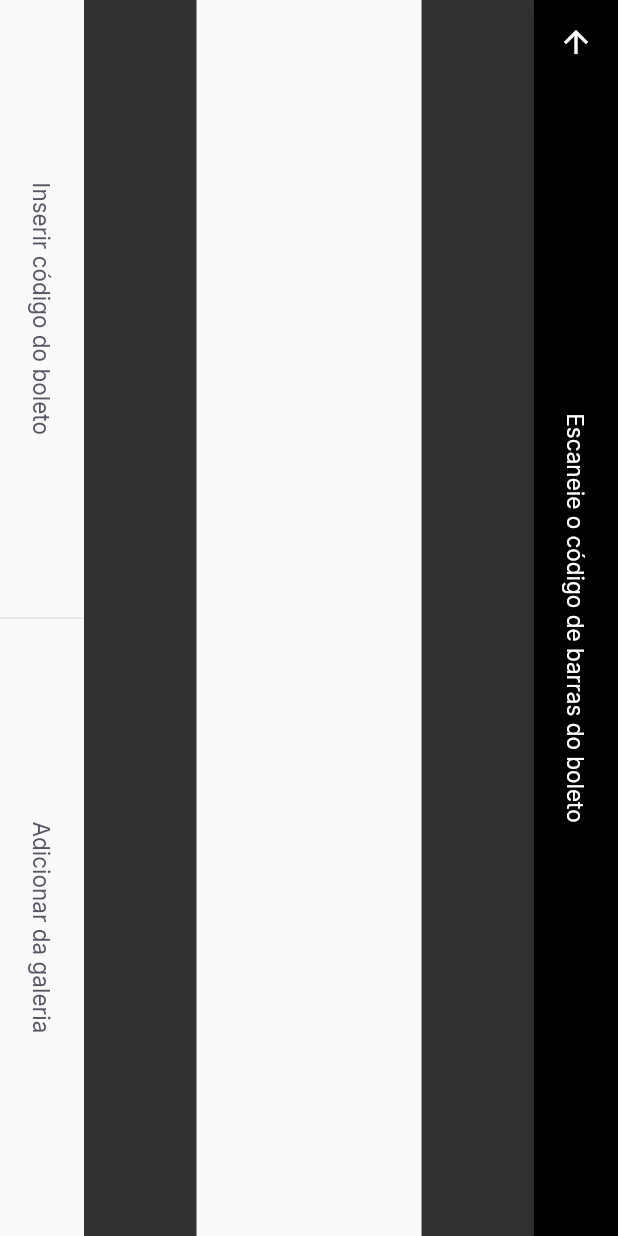
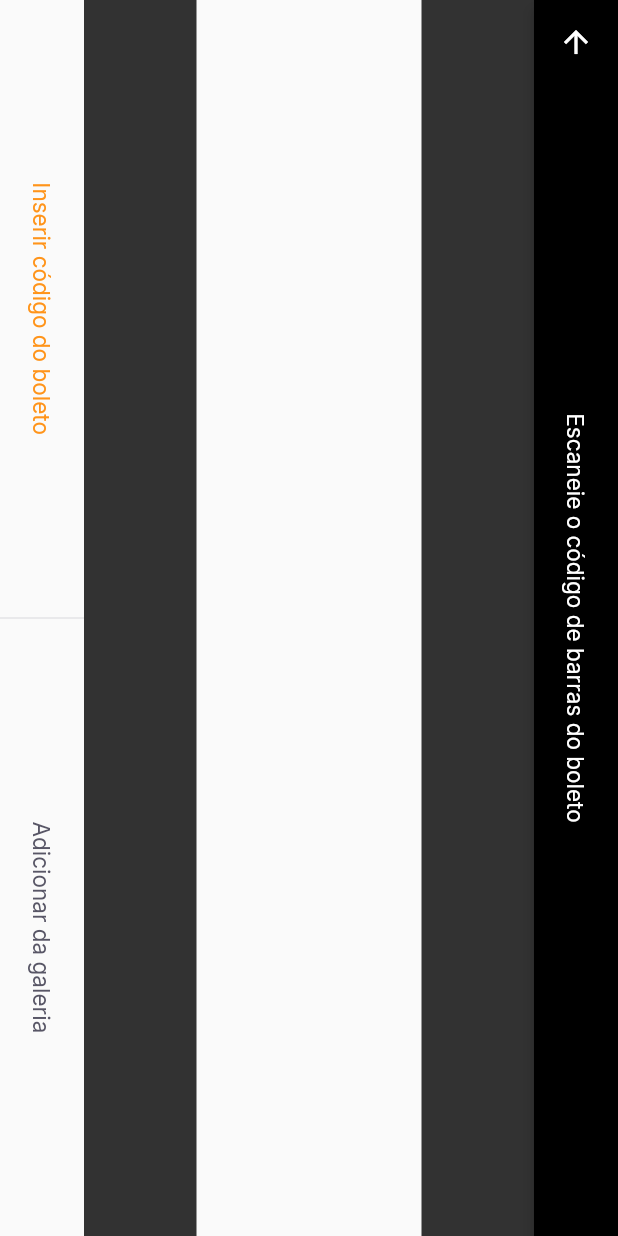
Before and after one commit to Jhone0202/payflow, a Flutter app: the BarcodeScannerPage screen opened by its route, on a phone screen of 412 x 824 dp. Run offline on Flutter 3.47's test engine with Material 2 defaults, Android fonts, the phone set to English and light mode, and no system bars; our stand-ins replace camera, firebase_core, google_fonts, google_sign_in, shared_preferences; accounts and stored records are empty.

Commit message:
<Change log> 19/08/2021 - Backup;

```diff
--- a/lib/modules/barcode_scanner/barcode_scanner_page.dart
+++ b/lib/modules/barcode_scanner/barcode_scanner_page.dart
@@ -14,6 +14,14 @@ class BarcodeScannerPage extends StatefulWidget {
 class _BarcodeScannerPageState extends State<BarcodeScannerPage> {
   @override
   Widget build(BuildContext context) {
+    /*return BottomSheetWidget(
+      title: 'Não foi possível identificar um código de barras.',
+      subtitle: 'Tente escanear novamente ou digite o código do seu boleto.',
+      primaryLabel: 'Escanear novamente',
+      primaryPress: () {},
+      secondaryLabel: 'Digitar código',
+      secondaryPress: () {},
+    );*/
     return SafeArea(
       child: RotatedBox(
         quarterTurns: 1,
--- a/lib/shared/widgets/label_button/label_button.dart
+++ b/lib/shared/widgets/label_button/label_button.dart
@@ -4,10 +4,12 @@ import 'package:payflow/shared/themes/app_text_styles.dart';
 class LabelButton extends StatelessWidget {
   final String label;
   final VoidCallback press;
+  final Color? primary;
   const LabelButton({
     Key? key,
     required this.label,
     required this.press,
+    this.primary,
   }) : super(key: key);
 
   @override
@@ -18,7 +20,7 @@ class LabelButton extends StatelessWidget {
         onPressed: press,
         child: Text(
           label,
-          style: AppTextStyles.buttonHeading,
+          style: AppTextStyles.buttonHeading.copyWith(color: primary),
         ),
       ),
     );
--- a/lib/shared/widgets/set_label_buttons/set_label_buttons.dart
+++ b/lib/shared/widgets/set_label_buttons/set_label_buttons.dart
@@ -1,4 +1,5 @@
 import 'package:flutter/material.dart';
+import 'package:payflow/shared/themes/app_colors.dart';
 import 'package:payflow/shared/widgets/divider_vertical/divider_vertical.dart';
 import 'package:payflow/shared/widgets/label_button/label_button.dart';
 
@@ -22,11 +23,18 @@ class SetLabelButtons extends StatelessWidget {
       child: Row(
         children: [
           Expanded(
-            child: LabelButton(label: primaryLabel, press: primaryPress),
+            child: LabelButton(
+              label: primaryLabel,
+              press: primaryPress,
+              primary: AppColors.primary,
+            ),
           ),
           DividerVertical(),
           Expanded(
-            child: LabelButton(label: secondaryLabel, press: secondaryPress),
+            child: LabelButton(
+              label: secondaryLabel,
+              press: secondaryPress,
+            ),
           ),
         ],
       ),
```
Also changed, not shown: lib/app_widget.dart (+8 -0 lines), lib/modules/barcode_scanner/barcode_scanner_status.dart (added, +34 -0 lines), lib/shared/widgets/bottom_sheet/bottom_sheet_widget.dart (added, +73 -0 lines), pubspec.lock.
